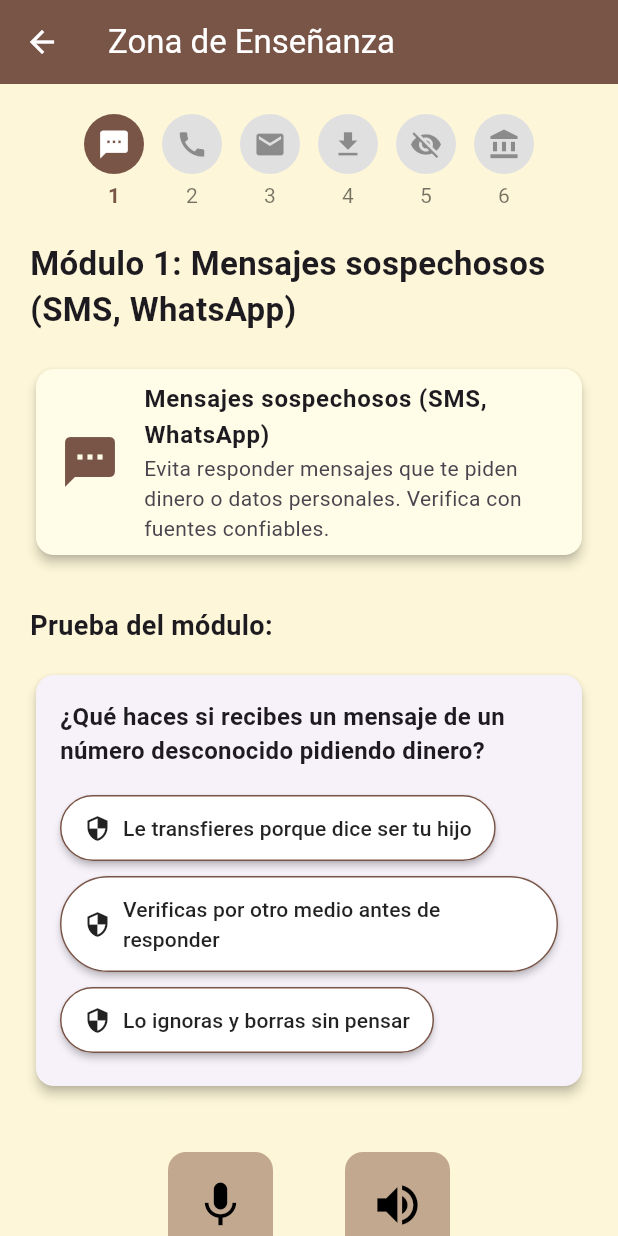
After one commit to Esmeralda-RG/protectic, a Flutter app: the screen it shows after launch, after a tap on "Zona de enseñanza", on a phone screen of 412 x 824 dp. The commit adds this screen. Run offline on Flutter 3.47's test engine with Material 3 defaults, Android fonts, the phone set to English and light mode, and no system bars; our stand-ins replace flutter_tts, percent_indicator, permission_handler, speech_to_text; Roboto replaces fonts that are missing (Arial).

Commit message:
simulacros, enseñaza y progreso

```diff
--- a/frontend/lib/main.dart
+++ b/frontend/lib/main.dart
@@ -1,6 +1,9 @@
 import 'package:flutter/material.dart';
 import 'screens/home_screen.dart';
-
+import 'screens/user_home_screen.dart';
+import 'screens/simulacro_screen.dart';
+import 'package:protectic/screens/progreso_screen.dart';
+import 'screens/ensenanza_screen.dart';
 void main() {
   runApp(ProtecTICApp());
 }
@@ -15,8 +18,18 @@ class ProtecTICApp extends StatelessWidget {
         scaffoldBackgroundColor: const Color(0xFFFDF6D8),
         fontFamily: 'Arial',
       ),
-      home: HomeScreen(),
       debugShowCheckedModeBanner: false,
+        // home: HomeScreen(),
+      // Pantalla inicial
+      home: const UserHomeScreen(name: 'fabi'),
+
+      //  Aquí la ruta de Simulacros y otros del menu principal
+      routes: {
+        '/simulacros': (context) => const SimulacroScreen(),
+        '/progreso': (context) => const ProgresoScreen(),
+        '/ensenanza': (context) => const EnsenanzaScreen(),
+
+      },
     );
   }
 }
--- /dev/null
+++ b/frontend/lib/screens/ensenanza_screen.dart
@@ -0,0 +1,311 @@
+import 'package:flutter/material.dart';
+import '../widgets/audio_voice_controls.dart';
+
+class EnsenanzaScreen extends StatefulWidget {
+  const EnsenanzaScreen({super.key});
+
+  @override
+  State<EnsenanzaScreen> createState() => _EnsenanzaScreenState();
+}
+
+class _EnsenanzaScreenState extends State<EnsenanzaScreen> {
+  int moduloActual = 0;
+
+  final List<Map<String, dynamic>> modulos = [
+    {
+      'titulo': 'Mensajes sospechosos (SMS, WhatsApp)',
+      'contenido': 'Evita responder mensajes que te piden dinero o datos personales. Verifica con fuentes confiables.',
+      'icon': Icons.sms,
+      'quiz': {
+        'pregunta': '¿Qué haces si recibes un mensaje de un número desconocido pidiendo dinero?',
+        'opciones': [
+          'Le transfieres porque dice ser tu hijo',
+          'Verificas por otro medio antes de responder',
+          'Lo ignoras y borras sin pensar'
+        ],
+        'respuesta': 'Verificas por otro medio antes de responder'
+      },
+    },
+    {
+      'titulo': 'Llamadas falsas',
+      'contenido': 'Si alguien se hace pasar por un funcionario o familiar, cuelga y llama tú mismo a un número confiable.',
+      'icon': Icons.call,
+      'quiz': {
+        'pregunta': 'Si alguien llama diciendo ser de tu banco, ¿qué debes hacer?',
+        'opciones': [
+          'Dar tus datos rápido',
+          'Colgar y llamar directamente al banco',
+          'Preguntar su nombre completo y continuar'
+        ],
+        'respuesta': 'Colgar y llamar directamente al banco'
+      },
+    },
+    {
+      'titulo': 'Correos electrónicos peligrosos',
+      'contenido': 'Evita abrir archivos o enlaces de correos extraños, incluso si parecen urgentes.',
+      'icon': Icons.email,
+      'quiz': {
+        'pregunta': '¿Qué indica que un correo puede ser falso?',
+        'opciones': [
+          'Tiene errores ortográficos y urgencia',
+          'Viene de tu jefe',
+          'No tiene asunto'
+        ],
+        'respuesta': 'Tiene errores ortográficos y urgencia'
+      },
+    },
+    {
+      'titulo': 'Descarga de archivos peligrosos',
+      'contenido': 'No descargues archivos de páginas no oficiales o que llegan por mensajes inesperados.',
+      'icon': Icons.download,
+      'quiz': {
+        'pregunta': '¿Qué debes hacer antes de descargar un archivo?',
+        'opciones': [
+          'Ver si pesa poco',
+          'Revisar que sea de una fuente confiable',
+          'Abrirlo y ver qué pasa'
+        ],
+        'respuesta': 'Revisar que sea de una fuente confiable'
+      },
+    },
+    {
+      'titulo': 'Sospecha de cosas que no conoces',
+      'contenido': 'Si algo te parece raro, investiga o pregunta antes de actuar. La precaución es tu mejor defensa.',
+      'icon': Icons.visibility_off,
+      'quiz': {
+        'pregunta': '¿Qué actitud es clave ante posibles estafas?',
+        'opciones': [
+          'Confianza inmediata',
+          'Sospecha y verificación',
+          'Ignorar todo'
+        ],
+        'respuesta': 'Sospecha y verificación'
+      },
+    },
+    {
+      'titulo': 'Indicaciones oficiales del banco',
+      'contenido': 'Tu banco nunca te pedirá contraseñas por llamada o mensaje. Confirma siempre por canales oficiales.',
+      'icon': Icons.account_balance,
+      'quiz': {
+        'pregunta': '¿Cuál es una señal de alerta en una supuesta llamada del banco?',
+        'opciones': [
+          'Te piden tus claves',
+          'Te ofrecen una promoción',
+          'Te saludan con tu nombre completo'
+        ],
+        'respuesta': 'Te piden tus claves'
+      },
+    },
+  ];
+
+  void avanzarModulo() {
+    if (moduloActual < modulos.length - 1) {
+      setState(() {
+        moduloActual++;
+      });
+    } else {
+      showDialog(
+        context: context,
+        builder: (_) => AlertDialog(
+          title: const Text('🎉 ¡Felicidades!'),
+          content: const Text('Has completado todos los módulos. Ahora sabes cómo protegerte de las ciberestafas.'),
+          actions: [
+            TextButton(
+              onPressed: () => Navigator.pop(context),
+              child: const Text('Aceptar'),
+            )
+          ],
+        ),
+      );
+    }
+  }
+
+  @override
+  Widget build(BuildContext context) {
+    final modulo = modulos[moduloActual];
+
+    return Scaffold(
+      appBar: AppBar(
+        title: const Text('Zona de Enseñanza'),
+        backgroundColor: const Color(0xFF795548),
+        foregroundColor: Colors.white,
+      ),
+      body: SingleChildScrollView(
+        padding: const EdgeInsets.all(20),
+        child: Column(
+          crossAxisAlignment: CrossAxisAlignment.start,
+          children: [
+            _buildProgressBar(),
+
+            const SizedBox(height: 20),
+
+            Text(
+              'Módulo ${moduloActual + 1}: ${modulo['titulo']}',
+              style: const TextStyle(fontSize: 22, fontWeight: FontWeight.bold),
+            ),
+            const SizedBox(height: 20),
+
+            Card(
+              color: Colors.yellow.shade50,
+              elevation: 3,
+              child: ListTile(
+                leading: Icon(modulo['icon'], color: const Color(0xFF795548), size: 40),
+                title: Text(modulo['titulo'], style: const TextStyle(fontWeight: FontWeight.bold)),
+                subtitle: Text(modulo['contenido']),
+              ),
+            ),
+
+            const SizedBox(height: 30),
+            const Text(
+              'Prueba del módulo:',
+              style: TextStyle(fontSize: 18, fontWeight: FontWeight.bold),
+            ),
+            const SizedBox(height: 16),
+
+            _buildQuizCard(
+              context,
+              pregunta: modulo['quiz']['pregunta'],
+              opcionCorrecta: modulo['quiz']['respuesta'],
+              opciones: List<String>.from(modulo['quiz']['opciones']),
+              onCorrect: avanzarModulo,
+              tituloModulo: modulo['titulo'],
+            ),
+
+            const SizedBox(height: 40),
+            const SizedBox(height: 64, child: AudioVoiceControls()),
+            const SizedBox(height: 20),
+          ],
+        ),
+      ),
+    );
+  }
+
+  Widget _buildProgressBar() {
+    return Row(
+      mainAxisAlignment: MainAxisAlignment.center,
+      children: List.generate(modulos.length, (index) {
+        final isCompleted = index < moduloActual;
+        final isCurrent = index == moduloActual;
+
+        return Padding(
+          padding: const EdgeInsets.symmetric(horizontal: 6),
+          child: Column(
+            children: [
+              CircleAvatar(
+                radius: 20,
+                backgroundColor: isCompleted
+                    ? Colors.green
+                    : isCurrent
+                        ? const Color(0xFF795548)
+                        : Colors.grey.shade300,
+                child: Icon(
+                  isCompleted ? Icons.check : modulos[index]['icon'],
+                  color: isCompleted || isCurrent ? Colors.white : Colors.black38,
+                  size: 22,
+                ),
+              ),
+              const SizedBox(height: 4),
+              Text(
+                '${index + 1}',
+                style: TextStyle(
+                  color: isCurrent ? const Color(0xFF795548) : Colors.black54,
+                  fontWeight: isCurrent ? FontWeight.bold : FontWeight.normal,
+                ),
+              ),
+            ],
+          ),
+        );
+      }),
+    );
+  }
+
+  Widget _buildQuizCard(
+    BuildContext context, {
+    required String pregunta,
+    required String opcionCorrecta,
+    required List<String> opciones,
+    required VoidCallback onCorrect,
+    required String tituloModulo,
+  }) {
+    return Card(
+      elevation: 3,
+      child: Padding(
+        padding: const EdgeInsets.all(16),
+        child: Column(
+          crossAxisAlignment: CrossAxisAlignment.start,
+          children: [
+            Text(pregunta, style: const TextStyle(fontSize: 16, fontWeight: FontWeight.w600)),
+            const SizedBox(height: 12),
+            ...opciones.map((opcion) {
+              final isCorrect = opcion == opcionCorrecta;
+              return Padding(
+                padding: const EdgeInsets.symmetric(vertical: 4),
+                child: ElevatedButton.icon(
+                  style: ElevatedButton.styleFrom(
+                    backgroundColor: Colors.white,
+                    foregroundColor: Colors.black87,
+                    elevation: 2,
+                    alignment: Alignment.centerLeft,
+                    padding: const EdgeInsets.symmetric(vertical: 12, horizontal: 16),
+                    side: const BorderSide(color: Color(0xFF795548)),
+                  ),
+                  icon: const Icon(Icons.security),
+                  label: Text(opcion),
+                  onPressed: () {
+                    if (isCorrect) {
+                      showDialog(
+                        context: context,
+                        builder: (_) => AlertDialog(
+                          title: const Text('✅ ¡Correcto!'),
+                          content: Text(
+                            'Muy bien. Esta es la respuesta correcta porque:\n\n${_explicacionDeLaRespuesta(tituloModulo)}',
+                          ),
+                          actions: [
+                            TextButton(
+                              onPressed: () {
+                                Navigator.pop(context);
+                                onCorrect();
+                              },
+                              child: const Text('Siguiente módulo'),
+                            ),
+                          ],
+                        ),
+                      );
+                    } else {
+                      ScaffoldMessenger.of(context).showSnackBar(
+                        const SnackBar(
+                          content: Text('❌ Intenta de nuevo.'),
+                          backgroundColor: Colors.red,
+                          duration: Duration(seconds: 2),
+                        ),
+                      );
+                    }
+                  },
+                ),
+              );
+            }),
+          ],
+        ),
+      ),
+    );
+  }
+
+  String _explicacionDeLaRespuesta(String titulo) {
+    switch (titulo) {
+      case 'Mensajes sospechosos (SMS, WhatsApp)':
+        return 'Debes verificar antes de actuar porque los estafadores se hacen pasar por familiares o entidades conocidas.';
+      case 'Llamadas falsas':
+        return 'Nunca des datos por teléfono. Si cuelgas y llamas tú mismo al número oficial, evitas fraudes.';
+      case 'Correos electrónicos peligrosos':
+        return 'Los correos falsos suelen tener errores y generar urgencia para engañarte.';
+      case 'Descarga de archivos peligrosos':
+        return 'Las descargas de sitios desconocidos pueden contener virus o malware.';
+      case 'Sospecha de cosas que no conoces':
+        return 'Es mejor detenerse y verificar. La duda es tu herramienta de protección.';
+      case 'Indicaciones oficiales del banco':
+        return 'Los bancos nunca piden tus claves. Si lo hacen, es fraude seguro.';
+      default:
+        return 'Esta opción es la más segura y recomendada para evitar caer en ciberestafas.';
+    }
+  }
+}
--- a/frontend/lib/screens/user_home_screen.dart
+++ b/frontend/lib/screens/user_home_screen.dart
@@ -1,5 +1,4 @@
 import 'package:flutter/material.dart';
-
 import '../widgets/audio_voice_controls.dart';
 
 class UserHomeScreen extends StatelessWidget {
@@ -9,33 +8,109 @@ class UserHomeScreen extends StatelessWidget {
 
   @override
   Widget build(BuildContext context) {
+    final screenSize = MediaQuery.of(context).size;
+    final isMobile = screenSize.width < 600;
+
     return Scaffold(
       backgroundColor: const Color(0xFFF7F4D3),
-      appBar: AppBar(
-        backgroundColor: const Color(0xFFF7F4D3),
-        elevation: 0,
-        automaticallyImplyLeading: false,
+      body: Container(
+        width: double.infinity,
+        height: double.infinity,
+        decoration: BoxDecoration(
+          border: Border.all(
+            color: const Color(0xFF795548), // Café
+            width: 7,
           ),
-      body: Padding(
-        padding: const EdgeInsets.all(24.0),
+        ),
+        child: SingleChildScrollView(
+          child: Padding(
+            padding: const EdgeInsets.symmetric(horizontal: 16, vertical: 32),
             child: Column(
-          mainAxisAlignment: MainAxisAlignment.center,
+              crossAxisAlignment: CrossAxisAlignment.center,
               children: [
+                const SizedBox(height: 24),
                 Text(
                   'Hola $name,\n¿Cómo puedo ayudarte?',
                   textAlign: TextAlign.center,
                   style: const TextStyle(
                     fontFamily: 'Roboto',
-                fontSize: 28,
+                    fontSize: 24,
                     fontWeight: FontWeight.w700,
                     color: Colors.black,
                   ),
                 ),
-            const SizedBox(height: 64),
-            const AudioVoiceControls(),
+                const SizedBox(height: 32),
+                GridView.count(
+                  crossAxisCount: 2,
+                  mainAxisSpacing: 12,
+                  crossAxisSpacing: 12,
+                  childAspectRatio: isMobile ? 1.2 : 1.4,
+                  physics: const NeverScrollableScrollPhysics(),
+                  shrinkWrap: true,
+                children: [
+                  _buildMenuButton(context, Icons.quiz, 'Simulacros', isMobile),
+                  _buildMenuButton(context, Icons.lightbulb_outline, 'Consejos', isMobile),
+                  _buildMenuButton(context, Icons.account_balance, 'Entidades Oficiales', isMobile),
+                  _buildMenuButton(context, Icons.bar_chart, 'Ver progreso', isMobile),
+                  _buildMenuButton(context, Icons.school, 'Zona de enseñanza', isMobile),
+                  _buildMenuButton(context, Icons.school, 'Otros', isMobile),
                 ],
+                ),
+                const SizedBox(height: 40),
+                const SizedBox(height: 64, child: AudioVoiceControls()),
+                const SizedBox(height: 20),
+              ],
+            ),
+          ),
         ),
       ),
     );
   }
+
+  Widget _buildMenuButton(BuildContext context, IconData icon, String label, bool isMobile) {
+  return ElevatedButton(
+    onPressed: () {
+      if (label == 'Simulacros') {
+        Navigator.pushNamed(context, '/simulacros');
+      } else if (label == 'Ver progreso') {
+        Navigator.pushNamed(context, '/progreso');
+      } else if (label == 'Zona de enseñanza') {
+        Navigator.pushNamed(context, '/ensenanza');
+      } else if (label == 'Consejos') {
+        Navigator.pushNamed(context, '/consejos');
+      } else if (label == 'Entidades Oficiales') {
+        Navigator.pushNamed(context, '/entidades');
+      } else {
+        print('Botón presionado: $label');
       }
+    },
+
+
+    style: ElevatedButton.styleFrom(
+      backgroundColor: Colors.white,
+      foregroundColor: const Color(0xFF795548),
+      elevation: 3,
+      shape: RoundedRectangleBorder(
+        borderRadius: BorderRadius.circular(12),
+      ),
+      padding: const EdgeInsets.all(8),
+      minimumSize: isMobile ? const Size(100, 100) : const Size(80, 80),
+    ),
+    child: Column(
+      mainAxisAlignment: MainAxisAlignment.center,
+      children: [
+        Icon(icon, size: isMobile ? 28 : 22),
+        const SizedBox(height: 6),
+        Text(
+          label,
+          textAlign: TextAlign.center,
+          style: TextStyle(
+            fontSize: isMobile ? 13 : 11,
+            fontWeight: FontWeight.w600,
+          ),
+        ),
+      ],
+    ),
+  );
+}
+}
--- a/frontend/pubspec.yaml
+++ b/frontend/pubspec.yaml
@@ -28,6 +28,7 @@ environment:
 # the latest version available on pub.dev. To see which dependencies have newer
 # versions available, run `flutter pub outdated`.
 dependencies:
+  percent_indicator: ^4.2.2
   flutter:
     sdk: flutter
 
```
Also changed, not shown: frontend/lib/screens/home_screen.dart (+14 -1 lines), frontend/lib/screens/progreso_screen.dart (added, +98 -0 lines), frontend/lib/screens/simulacro_screen.dart (added, +126 -0 lines), 5 other files. Lines whose indentation alone changed are shown as unchanged.
